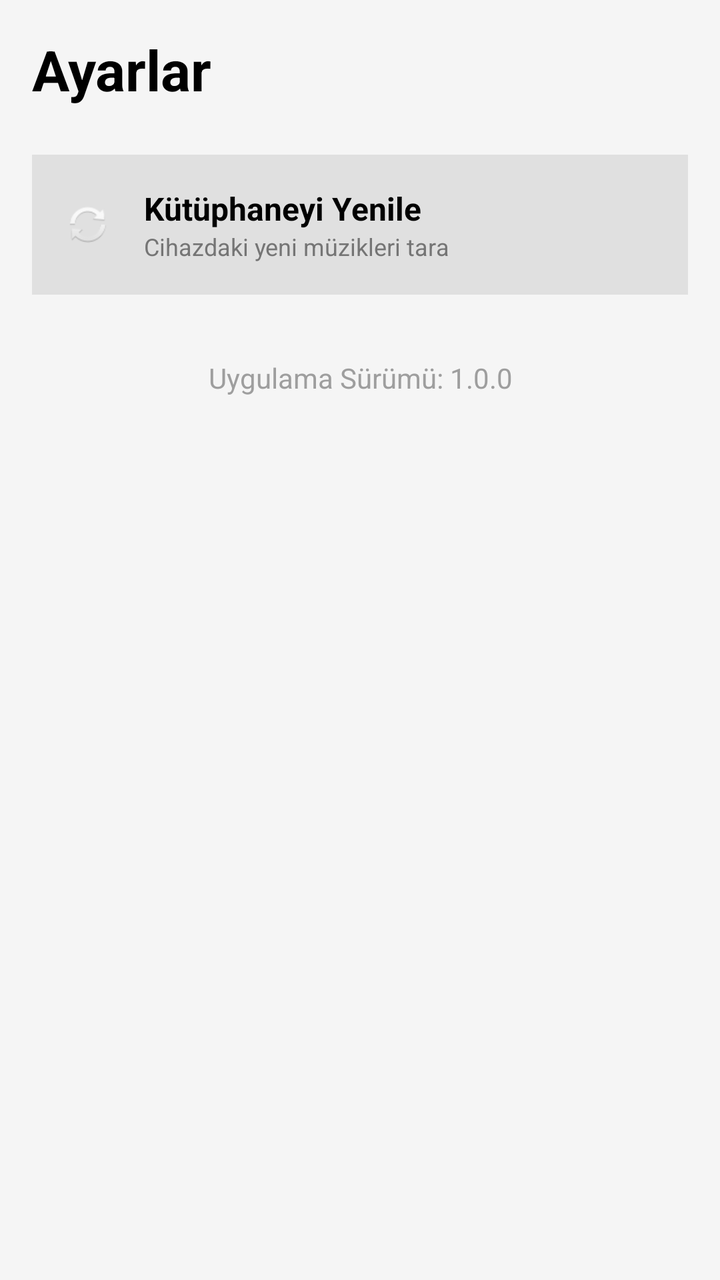
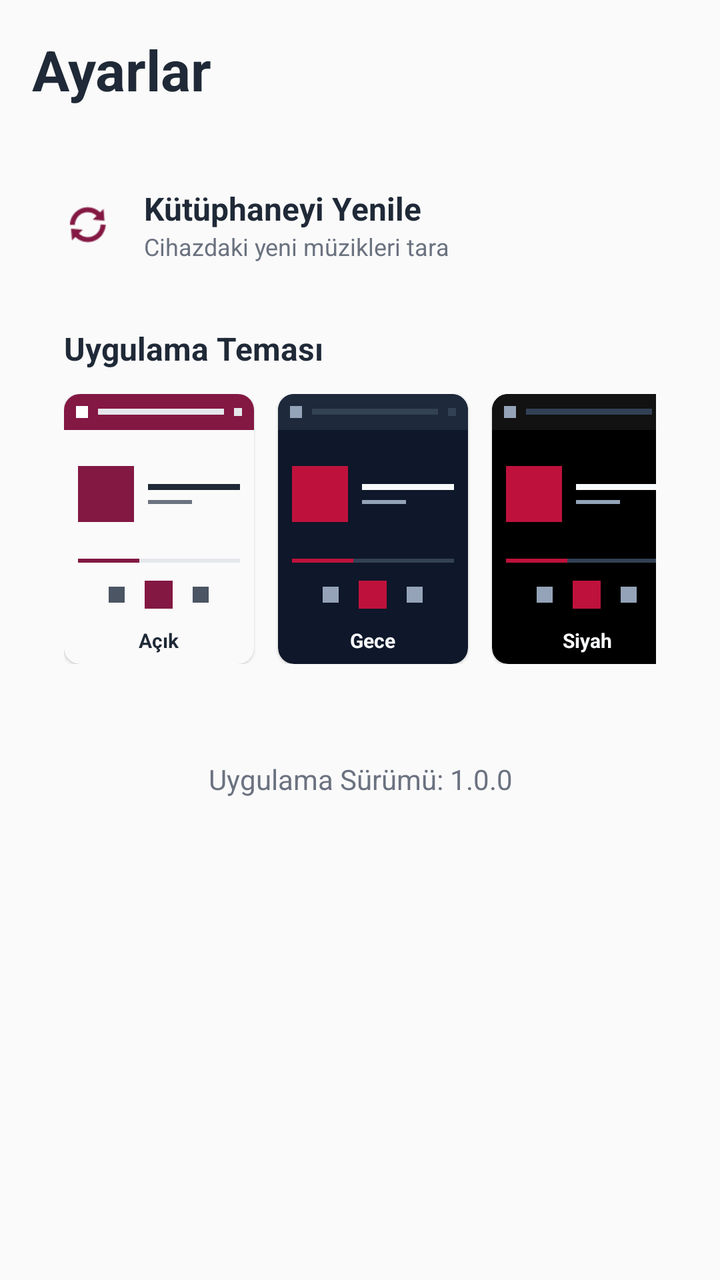

The first picture is an Android layout as it rendered before a commit; the second is the same layout after the commit. The layout source and the unified diff follow.
<!-- AndroidManifest.xml: application theme Theme.Rhythmic -->
<!-- res/layout/fragment_settings.xml -->
<?xml version="1.0" encoding="utf-8"?>
<LinearLayout xmlns:android="http://schemas.android.com/apk/res/android"
    xmlns:app="http://schemas.android.com/apk/res-auto"
    android:layout_width="match_parent"
    android:layout_height="match_parent"
    android:orientation="vertical"
    android:background="#F5F5F5"
    android:padding="16dp">

    <TextView
        android:text="Ayarlar"
        android:textSize="28sp"
        android:textStyle="bold"
        android:textColor="#000000"
        android:layout_marginBottom="24dp"
        android:layout_width="wrap_content"
        android:layout_height="wrap_content" />

    <LinearLayout
        android:id="@+id/btnSyncLibrary"
        android:layout_width="match_parent"
        android:layout_height="wrap_content"
        android:orientation="horizontal"
        android:background="@drawable/fast_scroll_track"
        android:padding="16dp"
        android:gravity="center_vertical"
        android:clickable="true"
        android:focusable="true">

        <ImageView
            android:layout_width="24dp"
            android:layout_height="24dp"
            android:src="@android:drawable/ic_popup_sync"
            app:tint="#6200EE" />

        <LinearLayout
            android:layout_width="0dp"
            android:layout_height="wrap_content"
            android:layout_weight="1"
            android:orientation="vertical"
            android:layout_marginStart="16dp">

            <TextView
                android:layout_width="wrap_content"
                android:layout_height="wrap_content"
                android:text="Kütüphaneyi Yenile"
                android:textSize="16sp"
                android:textColor="#000000"
                android:textStyle="bold"/>

            <TextView
                android:layout_width="wrap_content"
                android:layout_height="wrap_content"
                android:text="Cihazdaki yeni müzikleri tara"
                android:textSize="12sp"
                android:textColor="#757575"/>
        </LinearLayout>

        <ProgressBar
            android:id="@+id/progressSync"
            android:layout_width="24dp"
            android:layout_height="24dp"
            android:visibility="gone"/>

    </LinearLayout>

    <TextView
        android:layout_width="match_parent"
        android:layout_height="wrap_content"
        android:text="Uygulama Sürümü: 1.0.0"
        android:gravity="center"
        android:layout_marginTop="32dp"
        android:textColor="#9E9E9E"/>

</LinearLayout>
<!-- resources referenced by this layout -->
<resources>
  <!-- drawable fast_scroll_track (drawable) -->
  <?xml version="1.0" encoding="utf-8"?>
  <selector xmlns:android="http://schemas.android.com/apk/res/android">
      <item>
          <shape android:shape="rectangle">
              <solid android:color="#E0E0E0" />
              <size android:width="6dp" />
          </shape>
      </item>
  </selector>
  <style name="Theme.Rhythmic" parent="Base.Theme.Rhythmic" />
  <style name="Base.Theme.Rhythmic" parent="Theme.AppCompat.Light.NoActionBar">
          <item name="colorPrimary">#000000</item>
          <item name="colorPrimaryDark">#000000</item>
          <item name="colorAccent">#03DAC5</item>
      </style>
</resources>

<!-- the commit's change to res/layout/fragment_settings.xml (unified diff, before → after) -->
@@ -4,14 +4,14 @@
     android:layout_width="match_parent"
     android:layout_height="match_parent"
     android:orientation="vertical"
-    android:background="#F5F5F5"
+    android:background="?android:attr/windowBackground"
     android:padding="16dp">
 
     <TextView
         android:text="Ayarlar"
         android:textSize="28sp"
         android:textStyle="bold"
-        android:textColor="#000000"
+        android:textColor="?android:attr/textColorPrimary"
         android:layout_marginBottom="24dp"
         android:layout_width="wrap_content"
         android:layout_height="wrap_content" />
@@ -21,47 +21,446 @@
         android:layout_width="match_parent"
         android:layout_height="wrap_content"
         android:orientation="horizontal"
-        android:background="@drawable/fast_scroll_track"
+        android:background="?attr/selectableItemBackground"
         android:padding="16dp"
         android:gravity="center_vertical"
         android:clickable="true"
         android:focusable="true">
-
         <ImageView
             android:layout_width="24dp"
             android:layout_height="24dp"
             android:src="@android:drawable/ic_popup_sync"
-            app:tint="#6200EE" />
-
+            app:tint="?attr/colorPrimary" />
         <LinearLayout
             android:layout_width="0dp"
             android:layout_height="wrap_content"
             android:layout_weight="1"
             android:orientation="vertical"
             android:layout_marginStart="16dp">
-
             <TextView
                 android:layout_width="wrap_content"
                 android:layout_height="wrap_content"
                 android:text="Kütüphaneyi Yenile"
                 android:textSize="16sp"
-                android:textColor="#000000"
+                android:textColor="?android:attr/textColorPrimary"
                 android:textStyle="bold"/>
-
             <TextView
                 android:layout_width="wrap_content"
                 android:layout_height="wrap_content"
                 android:text="Cihazdaki yeni müzikleri tara"
                 android:textSize="12sp"
-                android:textColor="#757575"/>
+                android:textColor="?android:attr/textColorSecondary"/>
         </LinearLayout>
-
         <ProgressBar
             android:id="@+id/progressSync"
             android:layout_width="24dp"
             android:layout_height="24dp"
             android:visibility="gone"/>
-
+    </LinearLayout>
+
+    <LinearLayout
+        android:layout_width="match_parent"
+        android:layout_height="wrap_content"
+        android:orientation="vertical"
+        android:padding="16dp">
+
+        <TextView
+            android:layout_width="wrap_content"
+            android:layout_height="wrap_content"
+            android:text="Uygulama Teması"
+            android:textSize="16sp"
+            android:textColor="?android:attr/textColorPrimary"
+            android:textStyle="bold"
+            android:layout_marginBottom="12dp"/>
+
+        <HorizontalScrollView
+            android:layout_width="match_parent"
+            android:layout_height="wrap_content"
+            android:scrollbars="none">
+
+            <LinearLayout
+                android:layout_width="wrap_content"
+                android:layout_height="wrap_content"
+                android:orientation="horizontal"
+                android:gravity="center_vertical">
+
+                <com.google.android.material.card.MaterialCardView
+                    android:id="@+id/cardThemeLight"
+                    android:layout_width="95dp"
+                    android:layout_height="135dp"
+                    android:layout_marginEnd="12dp"
+                    app:cardCornerRadius="8dp"
+                    app:cardBackgroundColor="@color/light_bg_main"
+                    app:strokeColor="?attr/colorSecondary"
+                    app:strokeWidth="0dp"
+                    android:clickable="true"
+                    android:focusable="true">
+
+                    <LinearLayout
+                        android:layout_width="match_parent"
+                        android:layout_height="match_parent"
+                        android:orientation="vertical">
+
+                        <LinearLayout
+                            android:layout_width="match_parent"
+                            android:layout_height="18dp"
+                            android:background="@color/primary_bordo"
+                            android:gravity="center_vertical"
+                            android:paddingStart="6dp"
+                            android:paddingEnd="6dp">
+                            <View
+                                android:layout_width="6dp"
+                                android:layout_height="6dp"
+                                android:background="@color/light_bg_surface"/>
+                            <View
+                                android:layout_width="0dp"
+                                android:layout_height="3dp"
+                                android:layout_weight="1"
+                                android:background="@color/light_divider"
+                                android:layout_marginStart="5dp"
+                                android:layout_marginEnd="5dp"/>
+                            <View
+                                android:layout_width="4dp"
+                                android:layout_height="4dp"
+                                android:background="@color/light_divider"/>
+                        </LinearLayout>
+
+                        <LinearLayout
+                            android:layout_width="match_parent"
+                            android:layout_height="0dp"
+                            android:layout_weight="1"
+                            android:orientation="horizontal"
+                            android:padding="7dp"
+                            android:gravity="center_vertical">
+
+                            <View
+                                android:layout_width="28dp"
+                                android:layout_height="28dp"
+                                android:background="@color/primary_bordo"/>
+
+                            <LinearLayout
+                                android:layout_width="0dp"
+                                android:layout_height="wrap_content"
+                                android:layout_weight="1"
+                                android:layout_marginStart="7dp"
+                                android:orientation="vertical">
+                                <View
+                                    android:layout_width="match_parent"
+                                    android:layout_height="3dp"
+                                    android:background="@color/light_text_primary"
+                                    android:layout_marginBottom="5dp"/>
+                                <View
+                                    android:layout_width="22dp"
+                                    android:layout_height="2dp"
+                                    android:background="@color/light_text_secondary"/>
+                            </LinearLayout>
+                        </LinearLayout>
+
+                        <LinearLayout
+                            android:layout_width="match_parent"
+                            android:layout_height="2dp"
+                            android:orientation="horizontal"
+                            android:layout_marginStart="7dp"
+                            android:layout_marginEnd="7dp"
+                            android:layout_marginBottom="5dp">
+                            <View
+                                android:layout_width="0dp"
+                                android:layout_height="match_parent"
+                                android:layout_weight="38"
+                                android:background="@color/primary_bordo"/>
+                            <View
+                                android:layout_width="0dp"
+                                android:layout_height="match_parent"
+                                android:layout_weight="62"
+                                android:background="@color/light_divider"/>
+                        </LinearLayout>
+
+                        <LinearLayout
+                            android:layout_width="match_parent"
+                            android:layout_height="22dp"
+                            android:orientation="horizontal"
+                            android:gravity="center"
+                            android:layout_marginBottom="5dp">
+                            <View
+                                android:layout_width="8dp"
+                                android:layout_height="8dp"
+                                android:background="@color/icon_tint_light"
+                                android:layout_marginEnd="10dp"/>
+                            <View
+                                android:layout_width="14dp"
+                                android:layout_height="14dp"
+                                android:background="@color/primary_bordo"/>
+                            <View
+                                android:layout_width="8dp"
+                                android:layout_height="8dp"
+                                android:background="@color/icon_tint_light"
+                                android:layout_marginStart="10dp"/>
+                        </LinearLayout>
+
+                        <TextView
+                            android:layout_width="match_parent"
+                            android:layout_height="wrap_content"
+                            android:text="Açık"
+                            android:textColor="@color/light_text_primary"
+                            android:textSize="10sp"
+                            android:textStyle="bold"
+                            android:gravity="center"
+                            android:paddingBottom="5dp"/>
+                    </LinearLayout>
+                </com.google.android.material.card.MaterialCardView>
+
+                <com.google.android.material.card.MaterialCardView
+                    android:id="@+id/cardThemeDark"
+                    android:layout_width="95dp"
+                    android:layout_height="135dp"
+                    android:layout_marginEnd="12dp"
+                    app:cardCornerRadius="8dp"
+                    app:cardBackgroundColor="@color/dark_bg_main"
+                    app:strokeColor="?attr/colorSecondary"
+                    app:strokeWidth="0dp"
+                    android:clickable="true"
+                    android:focusable="true">
+
+                    <LinearLayout
+                        android:layout_width="match_parent"
+                        android:layout_height="match_parent"
+                        android:orientation="vertical">
+
+                        <LinearLayout
+                            android:layout_width="match_parent"
+                            android:layout_height="18dp"
+                            android:background="@color/dark_bg_surface"
+                            android:gravity="center_vertical"
+                            android:paddingStart="6dp"
+                            android:paddingEnd="6dp">
+                            <View
+                                android:layout_width="6dp"
+                                android:layout_height="6dp"
+                                android:background="@color/dark_text_secondary"/>
+                            <View
+                                android:layout_width="0dp"
+                                android:layout_height="3dp"
+                                android:layout_weight="1"
+                                android:background="@color/dark_divider"
+                                android:layout_marginStart="5dp"
+                                android:layout_marginEnd="5dp"/>
+                            <View
+                                android:layout_width="4dp"
+                                android:layout_height="4dp"
+                                android:background="@color/dark_divider"/>
+                        </LinearLayout>
+
+                        <LinearLayout
+                            android:layout_width="match_parent"
+                            android:layout_height="0dp"
+                            android:layout_weight="1"
+                            android:orientation="horizontal"
+                            android:padding="7dp"
+                            android:gravity="center_vertical">
+
+                            <View
+                                android:layout_width="28dp"
+                                android:layout_height="28dp"
+                                android:background="@color/primary_bordo_light"/>
+
+                            <LinearLayout
+                                android:layout_width="0dp"
+                                android:layout_height="wrap_content"
+                                android:layout_weight="1"
+                                android:layout_marginStart="7dp"
+                                android:orientation="vertical">
+                                <View
+                                    android:layout_width="match_parent"
+                                    android:layout_height="3dp"
+                                    android:background="@color/dark_text_primary"
+                                    android:layout_marginBottom="5dp"/>
+                                <View
+                                    android:layout_width="22dp"
+                                    android:layout_height="2dp"
+                                    android:background="@color/dark_text_secondary"/>
+                            </LinearLayout>
+                        </LinearLayout>
+
+                        <LinearLayout
+                            android:layout_width="match_parent"
+                            android:layout_height="2dp"
+                            android:orientation="horizontal"
+                            android:layout_marginStart="7dp"
+                            android:layout_marginEnd="7dp"
+                            android:layout_marginBottom="5dp">
+                            <View
+                                android:layout_width="0dp"
+                                android:layout_height="match_parent"
+                                android:layout_weight="38"
+                                android:background="@color/primary_bordo_light"/>
+                            <View
+                                android:layout_width="0dp"
+                                android:layout_height="match_parent"
+                                android:layout_weight="62"
+                                android:background="@color/dark_divider"/>
+                        </LinearLayout>
+
+                        <LinearLayout
+                            android:layout_width="match_parent"
+                            android:layout_height="22dp"
+                            android:orientation="horizontal"
+                            android:gravity="center"
+                            android:layout_marginBottom="5dp">
+                            <View
+                                android:layout_width="8dp"
+                                android:layout_height="8dp"
+                                android:background="@color/icon_tint_dark"
+                                android:layout_marginEnd="10dp"/>
+                            <View
+                                android:layout_width="14dp"
+                                android:layout_height="14dp"
+                                android:background="@color/primary_bordo_light"/>
+                            <View
+                                android:layout_width="8dp"
+                                android:layout_height="8dp"
+                                android:background="@color/icon_tint_dark"
+                                android:layout_marginStart="10dp"/>
+                        </LinearLayout>
+
+                        <TextView
+                            android:layout_width="match_parent"
+                            android:layout_height="wrap_content"
+                            android:text="Gece"
+                            android:textColor="@color/dark_text_primary"
+                            android:textSize="10sp"
+                            android:textStyle="bold"
+                            android:gravity="center"
+                            android:paddingBottom="5dp"/>
+                    </LinearLayout>
+                </com.google.android.material.card.MaterialCardView>
+
+                <com.google.android.material.card.MaterialCardView
+                    android:id="@+id/cardThemeBlack"
+                    android:layout_width="95dp"
+                    android:layout_height="135dp"
+                    android:layout_marginEnd="12dp"
+                    app:cardCornerRadius="8dp"
+                    app:cardBackgroundColor="@color/black_bg_main"
+                    app:strokeColor="?attr/colorSecondary"
+                    app:strokeWidth="0dp"
+                    android:clickable="true"
+                    android:focusable="true">
+
+                    <LinearLayout
+                        android:layout_width="match_parent"
+                        android:layout_height="match_parent"
+                        android:orientation="vertical">
+
+                        <LinearLayout
+                            android:layout_width="match_parent"
+                            android:layout_height="18dp"
+                            android:background="@color/black_bg_surface"
+                            android:gravity="center_vertical"
+                            android:paddingStart="6dp"
+                            android:paddingEnd="6dp">
+                            <View
+                                android:layout_width="6dp"
+                                android:layout_height="6dp"
+                                android:background="@color/dark_text_secondary"/>
+                            <View
+                                android:layout_width="0dp"
+                                android:layout_height="3dp"
+                                android:layout_weight="1"
+                                android:background="@color/dark_divider"
+                                android:layout_marginStart="5dp"
+                                android:layout_marginEnd="5dp"/>
+                            <View
+                                android:layout_width="4dp"
+                                android:layout_height="4dp"
+                                android:background="@color/dark_divider"/>
+                        </LinearLayout>
+
+                        <LinearLayout
+                            android:layout_width="match_parent"
+                            android:layout_height="0dp"
+                            android:layout_weight="1"
+                            android:orientation="horizontal"
+                            android:padding="7dp"
+                            android:gravity="center_vertical">
+
+                            <View
+                                android:layout_width="28dp"
+                                android:layout_height="28dp"
+                                android:background="@color/primary_bordo_light"/>
+
+                            <LinearLayout
+                                android:layout_width="0dp"
+                                android:layout_height="wrap_content"
+                                android:layout_weight="1"
+                                android:layout_marginStart="7dp"
+                                android:orientation="vertical">
+                                <View
+                                    android:layout_width="match_parent"
+                                    android:layout_height="3dp"
+                                    android:background="@color/dark_text_primary"
+                                    android:layout_marginBottom="5dp"/>
+                                <View
+                                    android:layout_width="22dp"
+                                    android:layout_height="2dp"
+                                    android:background="@color/dark_text_secondary"/>
+                            </LinearLayout>
+                        </LinearLayout>
+
+                        <LinearLayout
+                            android:layout_width="match_parent"
+                            android:layout_height="2dp"
+                            android:orientation="horizontal"
+                            android:layout_marginStart="7dp"
+                            android:layout_marginEnd="7dp"
+                            android:layout_marginBottom="5dp">
+                            <View
+                                android:layout_width="0dp"
+                                android:layout_height="match_parent"
+                                android:layout_weight="38"
+                                android:background="@color/primary_bordo_light"/>
+                            <View
+                                android:layout_width="0dp"
+                                android:layout_height="match_parent"
+                                android:layout_weight="62"
+                                android:background="@color/dark_divider"/>
+                        </LinearLayout>
+
+                        <LinearLayout
+                            android:layout_width="match_parent"
+                            android:layout_height="22dp"
+                            android:orientation="horizontal"
+                            android:gravity="center"
+                            android:layout_marginBottom="5dp">
+                            <View
+                                android:layout_width="8dp"
+                                android:layout_height="8dp"
+                                android:background="@color/icon_tint_dark"
+                                android:layout_marginEnd="10dp"/>
+                            <View
+                                android:layout_width="14dp"
+                                android:layout_height="14dp"
+                                android:background="@color/primary_bordo_light"/>
+                            <View
+                                android:layout_width="8dp"
+                                android:layout_height="8dp"
+                                android:background="@color/icon_tint_dark"
+                                android:layout_marginStart="10dp"/>
+                        </LinearLayout>
+
+                        <TextView
+                            android:layout_width="match_parent"
+                            android:layout_height="wrap_content"
+                            android:text="Siyah"
+                            android:textColor="@color/dark_text_primary"
+                            android:textSize="10sp"
+                            android:textStyle="bold"
+                            android:gravity="center"
+                            android:paddingBottom="5dp"/>
+                    </LinearLayout>
+                </com.google.android.material.card.MaterialCardView>
+
+            </LinearLayout>
+        </HorizontalScrollView>
     </LinearLayout>
 
     <TextView
@@ -70,6 +469,6 @@
         android:text="Uygulama Sürümü: 1.0.0"
         android:gravity="center"
         android:layout_marginTop="32dp"
-        android:textColor="#9E9E9E"/>
+        android:textColor="?android:attr/textColorSecondary"/>
 
 </LinearLayout>
<!-- resource entries referenced after the edit -->
@@ -1,20 +1,54 @@
 <!-- resources referenced by this layout -->
 <resources>
-  <!-- drawable fast_scroll_track (drawable) -->
-  <?xml version="1.0" encoding="utf-8"?>
-  <selector xmlns:android="http://schemas.android.com/apk/res/android">
-      <item>
-          <shape android:shape="rectangle">
-              <solid android:color="#E0E0E0" />
-              <size android:width="6dp" />
-          </shape>
-      </item>
-  </selector>
-  <style name="Theme.Rhythmic" parent="Base.Theme.Rhythmic" />
-  <style name="Base.Theme.Rhythmic" parent="Theme.AppCompat.Light.NoActionBar">
-          <item name="colorPrimary">#000000</item>
-          <item name="colorPrimaryDark">#000000</item>
-          <item name="colorAccent">#03DAC5</item>
+  <color name="black_bg_main">#000000</color>
+  <color name="black_bg_surface">#121212</color>
+  <color name="dark_bg_main">#0F172A</color>
+  <color name="dark_bg_surface">#1E293B</color>
+  <color name="dark_divider">#334155</color>
+  <color name="dark_text_primary">#F8FAFC</color>
+  <color name="dark_text_secondary">#94A3B8</color>
+  <color name="icon_tint_dark">#94A3B8</color>
+  <color name="icon_tint_light">#4B5563</color>
+  <color name="light_bg_main">#FAFAFA</color>
+  <color name="light_bg_surface">#FFFFFF</color>
+  <color name="light_divider">#E5E7EB</color>
+  <color name="light_text_primary">#1F2937</color>
+  <color name="light_text_secondary">#6B7280</color>
+  <color name="primary_bordo">#831843</color>
+  <color name="primary_bordo_light">#BE123C</color>
+  <style name="Theme.Rhythmic" parent="Theme.Rhythmic.Light" />
+  <style name="Theme.Rhythmic.Light" parent="Theme.MaterialComponents.Light.NoActionBar">
+          <item name="android:statusBarColor">@color/light_bg_main</item>
+          <item name="android:windowLightStatusBar">true</item>
+          <item name="android:navigationBarColor">@color/light_bg_main</item>
+          <item name="android:windowLightNavigationBar" tools:targetApi="o_mr1">true</item>
+  
+          <item name="colorPrimary">@color/primary_bordo</item>
+          <item name="colorPrimaryVariant">@color/primary_bordo_dark</item>
+          <item name="colorOnPrimary">@color/light_bg_surface</item>
+  
+          <item name="colorSecondary">@color/accent_baby_blue</item>
+          <item name="colorSecondaryVariant">@color/accent_blue_dark</item>
+          <item name="colorOnSecondary">@color/light_text_primary</item>
+  
+          <item name="android:windowBackground">@color/light_bg_main</item>
+          <item name="android:colorBackground">@color/light_bg_main</item>
+          <item name="colorSurface">@color/light_bg_surface</item>
+          <item name="colorOnSurface">@color/light_text_primary</item>
+  
+          <item name="android:textColorPrimary">@color/light_text_primary</item>
+          <item name="android:textColorSecondary">@color/light_text_secondary</item>
+          <item name="android:textColorHint">@color/light_text_secondary</item>
+  
+          <item name="colorOutline">@color/outline_light</item>
+          <item name="colorError">@color/status_yellow</item>
+          <item name="colorControlHighlight">@color/outline_light</item>
+          <item name="colorControlNormal">@color/icon_tint_light</item>
       </style>
+  <color name="primary_bordo_dark">#4C0519</color>
+  <color name="accent_baby_blue">#7DD3FC</color>
+  <color name="accent_blue_dark">#38BDF8</color>
+  <color name="outline_light">#E5E7EB</color>
+  <color name="status_yellow">#FBBF24</color>
 </resources>
 
